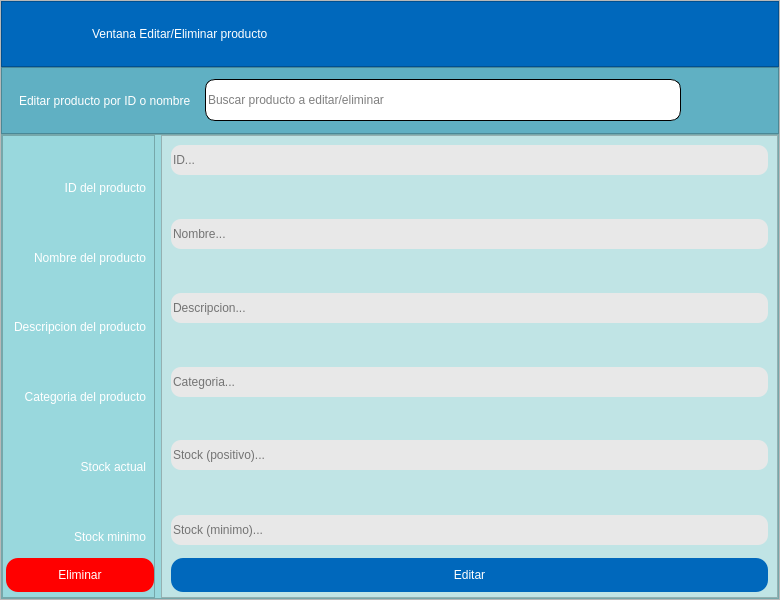
Before: the Qt Designer form ui/ventana_editareliminar.ui in https-Contreras/Inventario-Pyme, drawn with Qt 5.
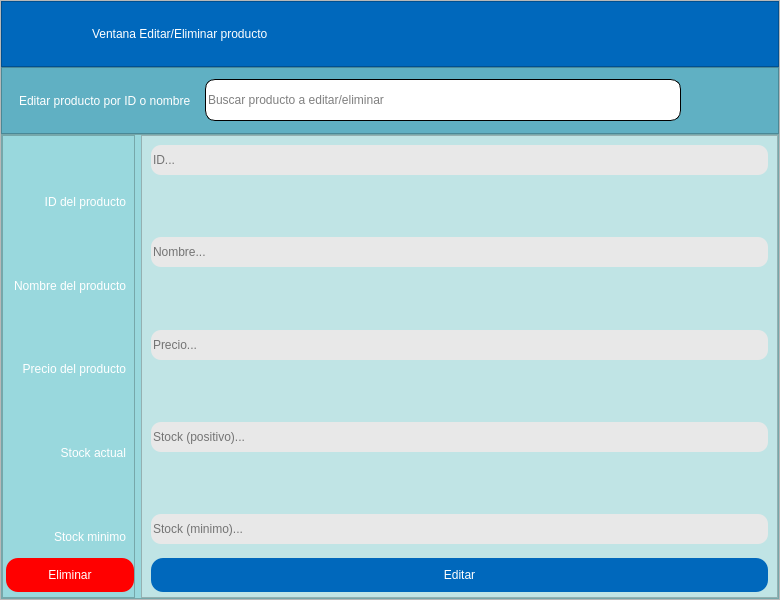
After: the same form once the commit is applied. Icons and pictures are not drawn.

Commit message: Modificaciones en ventanas, boton restablecer, table en ventana principal

```diff
--- a/ui/ventana_editareliminar.ui
+++ b/ui/ventana_editareliminar.ui
@@ -470,30 +470,7 @@
             <item>
              <widget class="QLabel" name="label_4">
               <property name="text">
-               <string>Descripcion del producto</string>
-              </property>
-              <property name="alignment">
-               <set>Qt::AlignRight|Qt::AlignTrailing|Qt::AlignVCenter</set>
-              </property>
-             </widget>
-            </item>
-            <item>
-             <spacer name="verticalSpacer_4">
-              <property name="orientation">
-               <enum>Qt::Vertical</enum>
-              </property>
-              <property name="sizeHint" stdset="0">
-               <size>
-                <width>20</width>
-                <height>33</height>
-               </size>
-              </property>
-             </spacer>
-            </item>
-            <item>
-             <widget class="QLabel" name="label_5">
-              <property name="text">
-               <string>Categoria del producto</string>
+               <string>Precio del producto</string>
               </property>
               <property name="alignment">
                <set>Qt::AlignRight|Qt::AlignTrailing|Qt::AlignVCenter</set>
@@ -672,27 +649,7 @@
             <item>
              <widget class="QLineEdit" name="LnEdit_descripcion_edit">
               <property name="placeholderText">
-               <string>Descripcion...</string>
-              </property>
-             </widget>
-            </item>
-            <item>
-             <spacer name="verticalSpacer_11">
-              <property name="orientation">
-               <enum>Qt::Vertical</enum>
-              </property>
-              <property name="sizeHint" stdset="0">
-               <size>
-                <width>20</width>
-                <height>39</height>
-               </size>
-              </property>
-             </spacer>
-            </item>
-            <item>
-             <widget class="QLineEdit" name="LnEdit_categoria_edit">
-              <property name="placeholderText">
-               <string>Categoria...</string>
+               <string>Precio...</string>
               </property>
              </widget>
             </item>
```
The commit also changes 16 other files.
